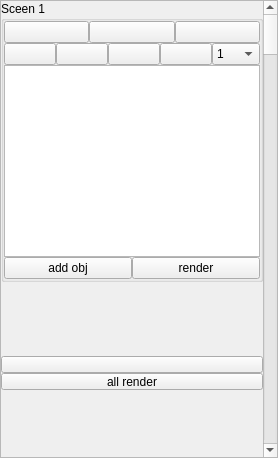
alekssworm/ai_editor_images, file ai_panel.ui: the form before one commit.
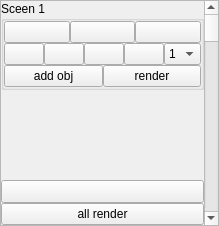
The form after the commit. Icons and pictures are not drawn.

Commit message: up 12.  new draw panel

The edit to the form file:
```diff
--- a/ai_panel.ui
+++ b/ai_panel.ui
@@ -6,8 +6,8 @@
    <rect>
     <x>0</x>
     <y>0</y>
-    <width>274</width>
-    <height>458</height>
+    <width>205</width>
+    <height>226</height>
    </rect>
   </property>
   <property name="windowTitle">
@@ -106,14 +106,14 @@
               <property name="handleWidth">
                <number>0</number>
               </property>
-              <widget class="QSplitter" name="splitter_15">
+              <widget class="QSplitter" name="splitter_16">
                <property name="orientation">
                 <enum>Qt::Orientation::Horizontal</enum>
                </property>
                <property name="handleWidth">
                 <number>0</number>
                </property>
-               <widget class="QPushButton" name="pushButton_46">
+               <widget class="QPushButton" name="pushButton_47">
                 <property name="sizePolicy">
                  <sizepolicy hsizetype="Expanding" vsizetype="Fixed">
                   <horstretch>0</horstretch>
@@ -134,7 +134,7 @@
                  </size>
                 </property>
                </widget>
-               <widget class="QPushButton" name="pushButton_10">
+               <widget class="QPushButton" name="pushButton_12">
                 <property name="sizePolicy">
                  <sizepolicy hsizetype="Maximum" vsizetype="Fixed">
                   <horstretch>0</horstretch>
@@ -176,7 +176,7 @@
                  </size>
                 </property>
                </widget>
-               <widget class="QPushButton" name="pushButton_11">
+               <widget class="QPushButton" name="pushButton_13">
                 <property name="sizePolicy">
                  <sizepolicy hsizetype="Expanding" vsizetype="Fixed">
                   <horstretch>0</horstretch>
@@ -191,7 +191,7 @@
                   <normaloff>icons/search.svg</normaloff>icons/search.svg</iconset>
                 </property>
                </widget>
-               <widget class="QComboBox" name="comboBox_5">
+               <widget class="QComboBox" name="comboBox_6">
                 <property name="sizePolicy">
                  <sizepolicy hsizetype="Expanding" vsizetype="Fixed">
                   <horstretch>0</horstretch>
@@ -230,46 +230,6 @@
                 </item>
                </widget>
               </widget>
-              <widget class="QPlainTextEdit" name="plainTextEdit_6">
-               <property name="sizePolicy">
-                <sizepolicy hsizetype="Minimum" vsizetype="Minimum">
-                 <horstretch>0</horstretch>
-                 <verstretch>0</verstretch>
-                </sizepolicy>
-               </property>
-               <property name="lineWrapMode">
-                <enum>QPlainTextEdit::LineWrapMode::WidgetWidth</enum>
-               </property>
-               <property name="tabStopDistance">
-                <double>80.000000000000000</double>
-               </property>
-              </widget>
-             </widget>
-            </item>
-            <item row="3" column="0">
-             <widget class="QSplitter" name="splitter_16">
-              <property name="sizePolicy">
-               <sizepolicy hsizetype="Expanding" vsizetype="Fixed">
-                <horstretch>0</horstretch>
-                <verstretch>0</verstretch>
-               </sizepolicy>
-              </property>
-              <property name="orientation">
-               <enum>Qt::Orientation::Horizontal</enum>
-              </property>
-              <property name="handleWidth">
-               <number>0</number>
-              </property>
-              <widget class="QPushButton" name="pushButton_47">
-               <property name="text">
-                <string>add obj</string>
-               </property>
-              </widget>
-              <widget class="QPushButton" name="pushButton_48">
-               <property name="text">
-                <string>render</string>
-               </property>
-              </widget>
              </widget>
             </item>
             <item row="0" column="0">
@@ -345,13 +305,52 @@
               </widget>
              </widget>
             </item>
+            <item row="3" column="0">
+             <widget class="QSplitter" name="splitter_17">
+              <property name="sizePolicy">
+               <sizepolicy hsizetype="Expanding" vsizetype="Fixed">
+                <horstretch>0</horstretch>
+                <verstretch>0</verstretch>
+               </sizepolicy>
+              </property>
+              <property name="orientation">
+               <enum>Qt::Orientation::Horizontal</enum>
+              </property>
+              <property name="handleWidth">
+               <number>0</number>
+              </property>
+              <widget class="QPushButton" name="pushButton_48">
+               <property name="text">
+                <string>add obj</string>
+               </property>
+              </widget>
+              <widget class="QPushButton" name="pushButton_52">
+               <property name="text">
+                <string>render</string>
+               </property>
+              </widget>
+             </widget>
+            </item>
            </layout>
           </widget>
          </item>
+         <item row="0" column="1" rowspan="4">
+          <widget class="QScrollBar" name="verticalScrollBar_2">
+           <property name="sizePolicy">
+            <sizepolicy hsizetype="Minimum" vsizetype="Expanding">
+             <horstretch>0</horstretch>
+             <verstretch>0</verstretch>
+            </sizepolicy>
+           </property>
+           <property name="orientation">
+            <enum>Qt::Orientation::Vertical</enum>
+           </property>
+          </widget>
+         </item>
          <item row="3" column="0">
           <layout class="QHBoxLayout" name="horizontalLayout">
            <property name="sizeConstraint">
-            <enum>QLayout::SizeConstraint::SetMinAndMaxSize</enum>
+            <enum>QLayout::SizeConstraint::SetFixedSize</enum>
            </property>
            <item>
             <widget class="QSplitter" name="splitter_25">
@@ -403,35 +402,6 @@
            </item>
           </layout>
          </item>
-         <item row="0" column="1" rowspan="6">
-          <widget class="QScrollBar" name="verticalScrollBar_2">
-           <property name="sizePolicy">
-            <sizepolicy hsizetype="Minimum" vsizetype="Expanding">
-             <horstretch>0</horstretch>
-             <verstretch>0</verstretch>
-            </sizepolicy>
-           </property>
-           <property name="orientation">
-            <enum>Qt::Orientation::Vertical</enum>
-           </property>
-          </widget>
-         </item>
-         <item row="2" column="0">
-          <spacer name="verticalSpacer_2">
-           <property name="orientation">
-            <enum>Qt::Orientation::Vertical</enum>
-           </property>
-           <property name="sizeType">
-            <enum>QSizePolicy::Policy::Minimum</enum>
-           </property>
-           <property name="sizeHint" stdset="0">
-            <size>
-             <width>20</width>
-             <height>40</height>
-            </size>
-           </property>
-          </spacer>
-         </item>
         </layout>
        </widget>
       </item>
```
Left out of the diff: 6 changed lines with no effect on the pictures. The commit also changes 3 other files.
